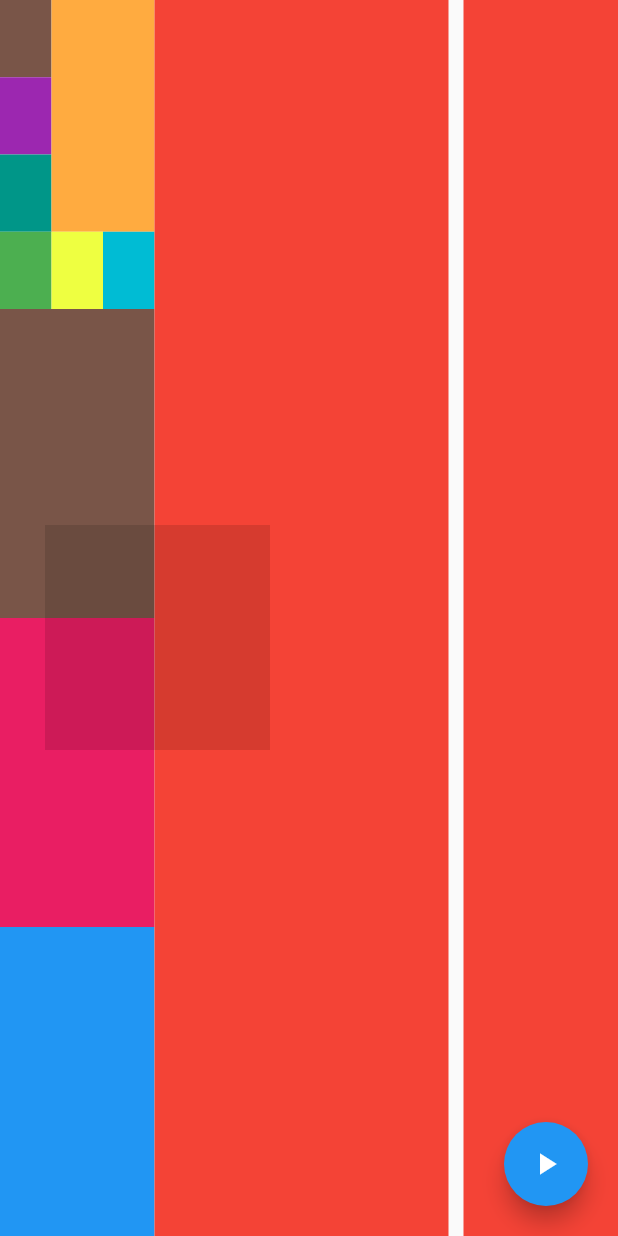
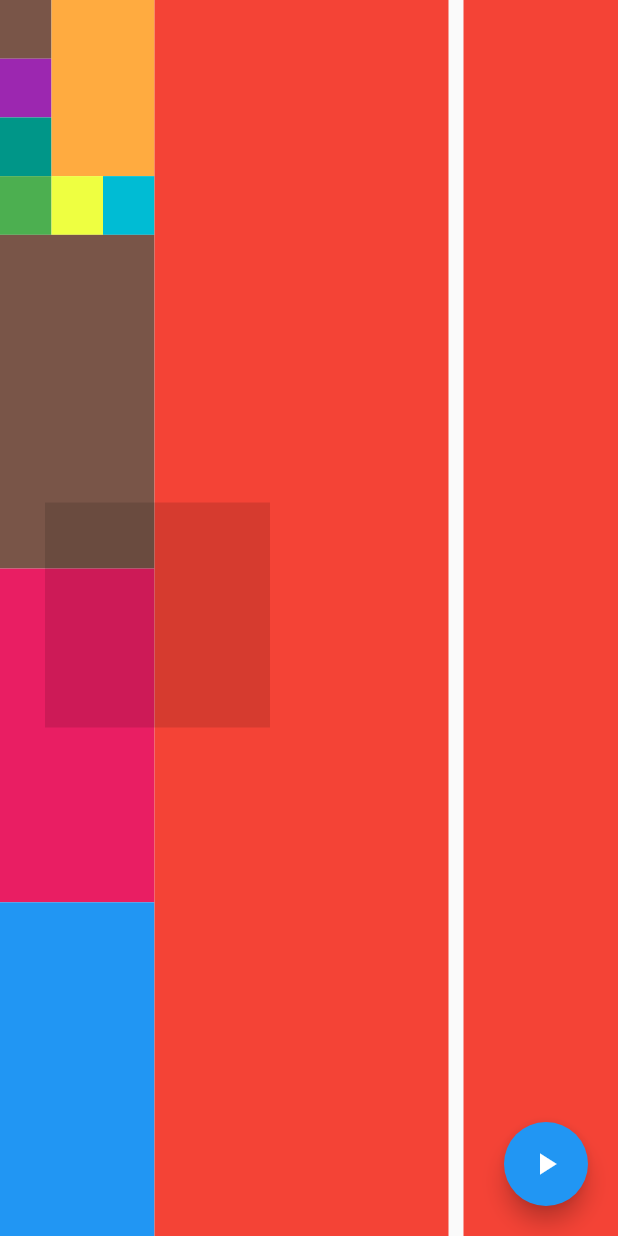
Before and after one commit to datnguyen18/Flutter-exercise-Day1, a Flutter app: the screen it shows after launch, on a phone screen of 412 x 824 dp. Run offline on Flutter 3.47's test engine with Material 2 defaults, Android fonts, the phone set to English and light mode, and no system bars.

Commit message:
edit layout

```diff
--- a/lib/exercise_1.dart
+++ b/lib/exercise_1.dart
@@ -23,6 +23,7 @@ class MyApp extends StatelessWidget {
                     child: Column(
                       children: [
                         Expanded(
+                          flex: 19,
                           child: Container(
                             child: Row(
                               children: [
@@ -88,16 +89,19 @@ class MyApp extends StatelessWidget {
                           ),
                         ),
                         Expanded(
+                          flex: 27,
                           child: Container(
                             color: Colors.brown,
                           ),
                         ),
                         Expanded(
+                          flex: 27,
                           child: Container(
                             color: Colors.pink,
                           ),
                         ),
                         Expanded(
+                          flex: 27,
                           child: Container(
                             color: Colors.blue,
                           ),
@@ -127,7 +131,7 @@ class MyApp extends StatelessWidget {
                 height: 150,
                 color: Colors.black12,
               ),
-              top: 350,
+              top: 335,
               left: 30,
             ),
             Positioned(
```
